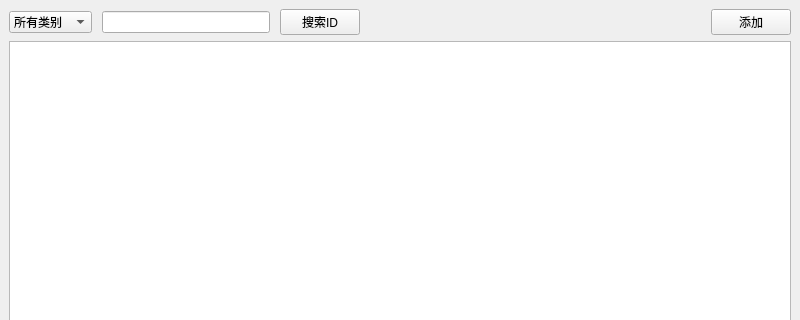
Before: the Qt Designer form mainwindow.ui in Yanko-7/Employee_management, drawn with Qt 5; both pictures show x 0 to 800 and y 0 to 320 of the 800 by 600 pixel window.
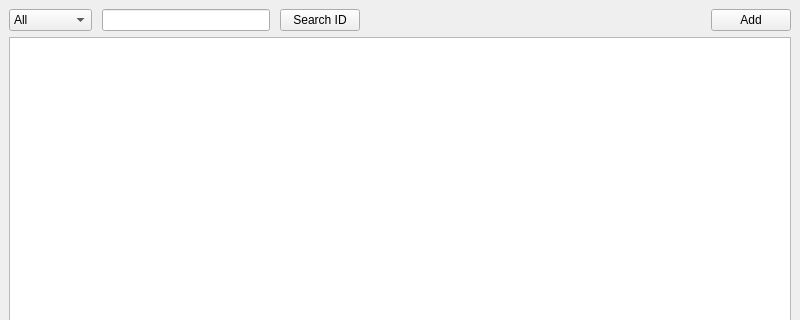
After: the same form once the commit is applied.

```diff
--- a/mainwindow.ui
+++ b/mainwindow.ui
@@ -72,7 +72,12 @@
               </property>
               <item>
                <property name="text">
-                <string>所有类别</string>
+                <string>All</string>
+               </property>
+              </item>
+              <item>
+               <property name="text">
+                <string>test</string>
                </property>
               </item>
               <item>
@@ -102,7 +107,7 @@
             <item>
              <widget class="QPushButton" name="SearchButton">
               <property name="text">
-               <string>搜索ID</string>
+               <string>Search ID</string>
               </property>
              </widget>
             </item>
@@ -130,7 +135,7 @@
              <string notr="true"/>
             </property>
             <property name="text">
-             <string>添加</string>
+             <string>Add</string>
             </property>
             <property name="iconSize">
              <size>
@@ -169,6 +174,18 @@
           <property name="editTriggers">
            <set>QAbstractItemView::NoEditTriggers</set>
           </property>
+          <attribute name="horizontalHeaderVisible">
+           <bool>true</bool>
+          </attribute>
+          <attribute name="horizontalHeaderHighlightSections">
+           <bool>false</bool>
+          </attribute>
+          <attribute name="verticalHeaderVisible">
+           <bool>false</bool>
+          </attribute>
+          <attribute name="verticalHeaderHighlightSections">
+           <bool>false</bool>
+          </attribute>
          </widget>
         </item>
        </layout>
```
